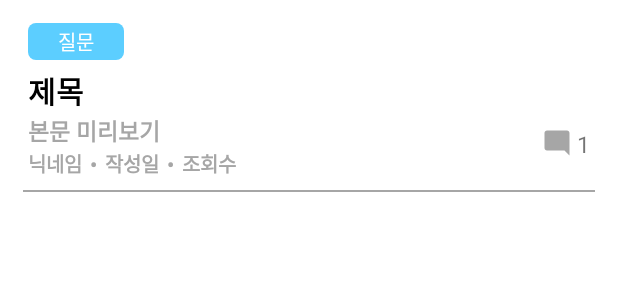
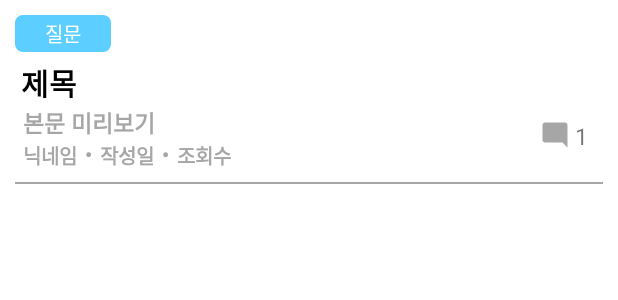
Before and after one commit to sey2/Hanium_Project, an Android app: the layout posting_list_view.xml on its own in the app's theme, with its tools: preview values and no code run, on a phone screen of 412 x 824 dp. Shown: the top 300 px of the screen. Run offline under Robolectric (Android 15) with nearby library versions, the phone set to English and light mode, and no system bars.

Commit message:
[Style] change layout (07.26)

```diff
--- a/app/src/main/res/layout/posting_list_view.xml
+++ b/app/src/main/res/layout/posting_list_view.xml
@@ -1,71 +1,67 @@
 <?xml version="1.0" encoding="utf-8"?>
-<LinearLayout xmlns:android="http://schemas.android.com/apk/res/android"
+<androidx.constraintlayout.widget.ConstraintLayout xmlns:android="http://schemas.android.com/apk/res/android"
+    xmlns:app="http://schemas.android.com/apk/res-auto"
     android:layout_width="match_parent"
     android:layout_height="wrap_content"
-    android:layout_margin="15sp"
-    android:orientation="vertical"
-    >
-
-    <LinearLayout
-        android:layout_width="match_parent"
-        android:layout_height="wrap_content"
-        android:orientation="horizontal"
-        android:layout_marginStart="3dp"
-        android:layout_marginEnd="3dp"
-        >
-
-        <LinearLayout
-            android:layout_width="310sp"
-            android:layout_height="wrap_content"
-            android:orientation="vertical"
-            >
+    android:layout_margin="10sp">
 
     <TextView
+        android:id="@+id/postListBadge"
         android:layout_width="wrap_content"
         android:layout_height="wrap_content"
         android:background="@drawable/category_background"
-                android:textColor="@color/white"
         android:paddingHorizontal="20sp"
         android:paddingVertical="2sp"
-                android:layout_marginBottom="5sp"
+        android:text="질문"
+        android:textColor="@color/white"
         android:textSize="13sp"
-                android:text="질문"
+        app:layout_constraintStart_toStartOf="parent"
+        app:layout_constraintTop_toTopOf="parent" />
+
+    <TextView
+        android:id="@+id/postListTitle"
+        android:layout_width="0dp"
+        android:layout_height="wrap_content"
+        android:layout_marginTop="5sp"
+        android:layout_marginStart="4sp"
+        android:text="제목"
+        android:textColor="@color/black"
+        android:textSize="20sp"
+        android:textStyle="bold"
+        app:layout_constraintEnd_toEndOf="parent"
+        app:layout_constraintStart_toStartOf="parent"
+        app:layout_constraintTop_toBottomOf="@+id/postListBadge" />
+
+    <TextView
+        android:id="@+id/postListPV"
+        android:layout_width="0dp"
+        android:layout_height="wrap_content"
+        android:layout_marginStart="5sp"
+        android:text="본문 미리보기"
+        android:textColor="@color/light_grey"
+        android:textSize="15sp"
+        android:textStyle="bold"
+        app:layout_constraintEnd_toEndOf="parent"
+        app:layout_constraintStart_toStartOf="parent"
+        app:layout_constraintTop_toBottomOf="@+id/postListTitle"
         />
 
     <TextView
-                android:layout_width="match_parent"
-                android:layout_height="wrap_content"
-                android:textSize="20sp"
-                android:textStyle="bold"
-                android:textColor="@color/black"
-                android:text="제목"
-                />
-
-            <TextView
-                android:layout_width="match_parent"
-                android:layout_height="wrap_content"
-                android:textSize="15sp"
-                android:textStyle="bold"
-                android:textColor="@color/light_grey"
-                android:text="본문 미리보기"
-                />
-
-            <LinearLayout
+        android:id="@+id/postListUsername"
         android:layout_width="wrap_content"
         android:layout_height="wrap_content"
-                android:orientation="horizontal"
-                >
-                <TextView
-                    android:layout_width="match_parent"
-                    android:layout_height="wrap_content"
+        android:layout_marginStart="5sp"
         android:textSize="13sp"
         android:textStyle="bold"
         android:textColor="@color/light_grey"
         android:text="닉네임"
+        app:layout_constraintTop_toBottomOf="@id/postListPV"
+        app:layout_constraintStart_toStartOf="parent"
         />
 
     <TextView
-                    android:layout_width="match_parent"
+        android:id="@+id/postListDot1"
+        android:layout_width="wrap_content"
         android:layout_height="wrap_content"
         android:paddingStart="5sp"
         android:paddingEnd="5sp"
@@ -73,19 +69,25 @@
         android:textStyle="bold"
         android:textColor="@color/light_grey"
         android:text="•"
+        app:layout_constraintTop_toBottomOf="@id/postListPV"
+        app:layout_constraintStart_toEndOf="@id/postListUsername"
         />
 
     <TextView
-                    android:layout_width="match_parent"
+        android:id="@+id/postListDate"
+        android:layout_width="wrap_content"
         android:layout_height="wrap_content"
         android:textSize="13sp"
         android:textStyle="bold"
         android:textColor="@color/light_grey"
         android:text="작성일"
+        app:layout_constraintTop_toBottomOf="@id/postListPV"
+        app:layout_constraintStart_toEndOf="@id/postListDot1"
         />
 
     <TextView
-                    android:layout_width="match_parent"
+        android:id="@+id/postListDot2"
+        android:layout_width="wrap_content"
         android:layout_height="wrap_content"
         android:paddingStart="5sp"
         android:paddingEnd="5sp"
@@ -93,65 +95,57 @@
         android:textStyle="bold"
         android:textColor="@color/light_grey"
         android:text="•"
+        app:layout_constraintTop_toBottomOf="@id/postListPV"
+        app:layout_constraintStart_toEndOf="@id/postListDate"
         />
 
     <TextView
-                    android:layout_width="match_parent"
+        android:id="@+id/postListHits"
+        android:layout_width="wrap_content"
         android:layout_height="wrap_content"
         android:textSize="13sp"
         android:textStyle="bold"
         android:textColor="@color/light_grey"
         android:text="조회수"
+        app:layout_constraintTop_toBottomOf="@id/postListPV"
+        app:layout_constraintStart_toEndOf="@id/postListDot2"
         />
 
-
-            </LinearLayout>
-
-        </LinearLayout>
-
-        <LinearLayout
-            android:layout_width="wrap_content"
-            android:layout_height="wrap_content"
-            android:orientation="vertical"
-            android:gravity="end"
-            >
-
     <ImageView
+        android:id="@+id/postListImage"
         android:layout_width="70sp"
-                android:layout_height="70sp"/>
-
-            <LinearLayout
-                android:layout_width="wrap_content"
-                android:layout_height="wrap_content"
-                android:orientation="horizontal"
-                android:layout_gravity="end"
-                >
+        android:layout_height="70sp"
+        android:layout_marginEnd="10sp"
+        app:layout_constraintTop_toTopOf="parent"
+        app:layout_constraintEnd_toEndOf="parent"
+        />
 
     <ImageView
         android:layout_width="20sp"
         android:layout_height="20sp"
         android:layout_marginEnd="3dp"
         android:src="@drawable/comment_24"
+        app:layout_constraintTop_toBottomOf="@id/postListImage"
+        app:layout_constraintEnd_toStartOf="@id/postListComments"
         />
 
     <TextView
+        android:id="@+id/postListComments"
         android:layout_width="wrap_content"
         android:layout_height="wrap_content"
+        android:layout_marginEnd="10sp"
         android:textSize="15sp"
         android:text="1"
+        app:layout_constraintTop_toBottomOf="@id/postListImage"
+        app:layout_constraintEnd_toEndOf="parent"
         />
-
-            </LinearLayout>
-
-        </LinearLayout>
-
-    </LinearLayout>
 
     <View
         android:layout_width="match_parent"
         android:layout_height="1dp"
         android:layout_marginTop="7sp"
         android:background="@color/light_grey"
+        app:layout_constraintTop_toBottomOf="@id/postListUsername"
         />
 
-</LinearLayout>
+</androidx.constraintlayout.widget.ConstraintLayout>
```
Lines whose indentation alone changed are shown as unchanged.
